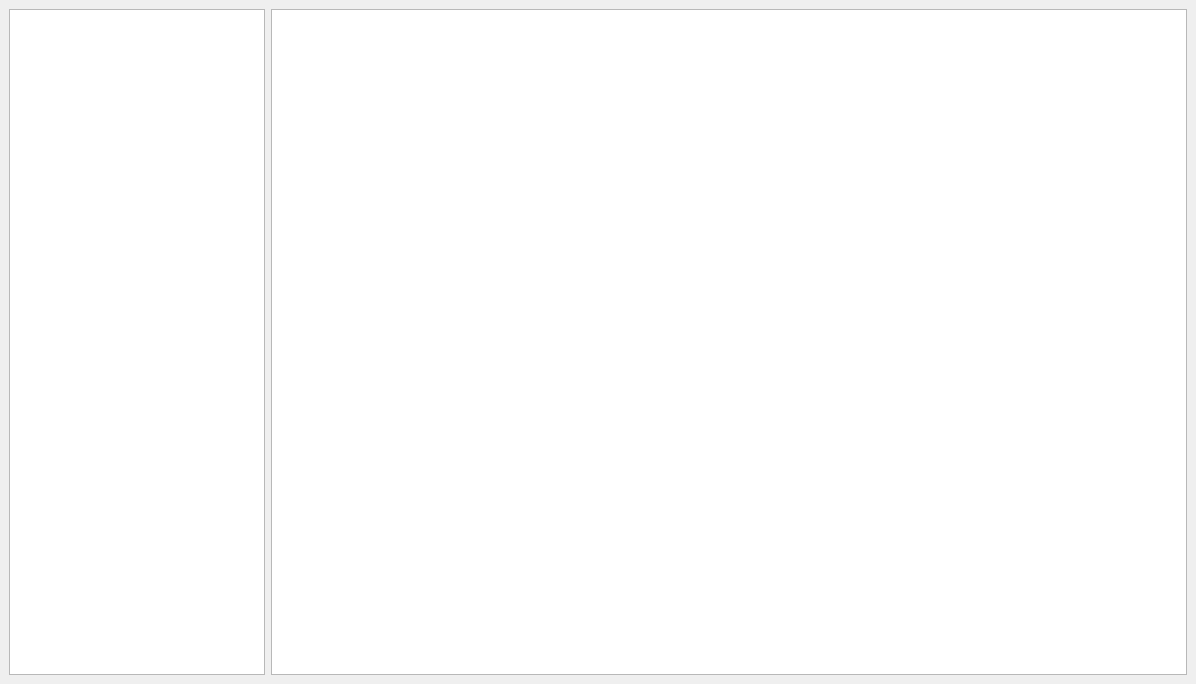
Qt form bhbot/tools/common/logview.ui (alberthier/bhware) before a commit.
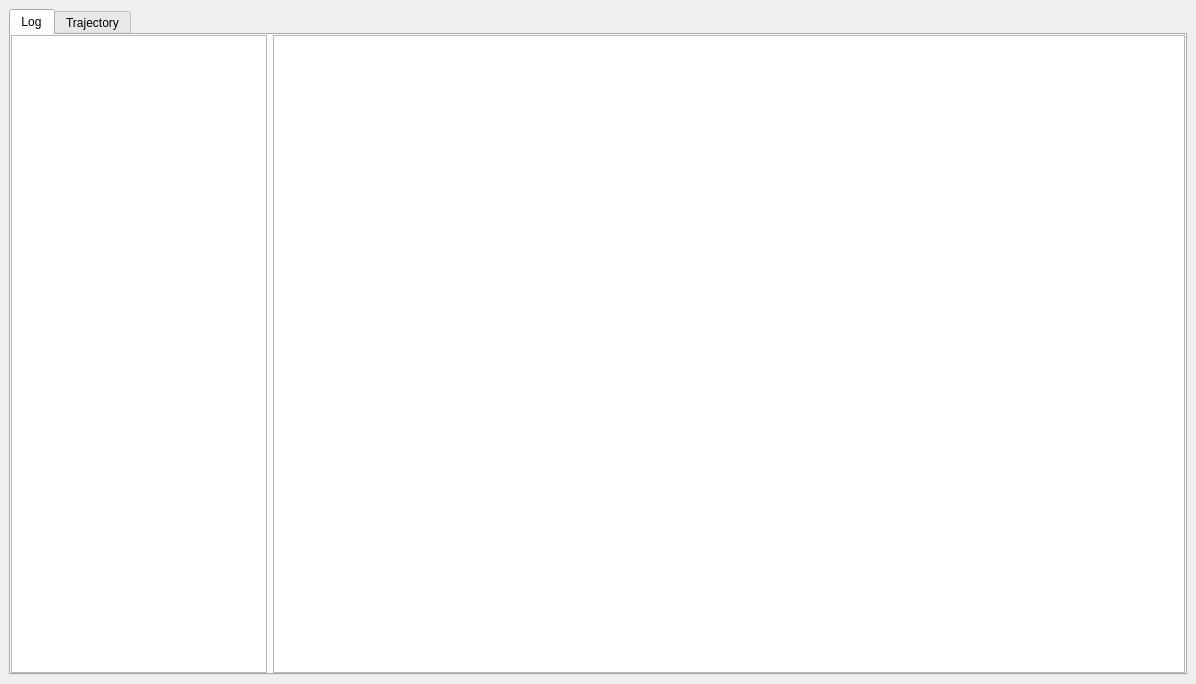
The same form after that commit.

Commit message: logview: add field move trace visualisation

```diff
--- a/bhbot/tools/common/logview.ui
+++ b/bhbot/tools/common/logview.ui
@@ -16,6 +16,22 @@
   <widget class="QWidget" name="centralwidget">
    <layout class="QGridLayout" name="gridLayout">
     <item row="0" column="0">
+     <widget class="QTabWidget" name="tabWidget">
+      <property name="tabShape">
+       <enum>QTabWidget::Rounded</enum>
+      </property>
+      <property name="currentIndex">
+       <number>0</number>
+      </property>
+      <widget class="QWidget" name="log_tab">
+       <attribute name="title">
+        <string>Log</string>
+       </attribute>
+       <layout class="QGridLayout" name="gridLayout_2">
+        <property name="margin">
+         <number>0</number>
+        </property>
+        <item row="0" column="0">
      <layout class="QHBoxLayout" name="horizontalLayout">
       <item>
        <widget class="QTreeView" name="categories">
@@ -56,11 +72,21 @@
     </item>
    </layout>
   </widget>
- </widget>
- <tabstops>
-  <tabstop>log_view</tabstop>
-  <tabstop>categories</tabstop>
- </tabstops>
+      <widget class="QWidget" name="trajectory_tab">
+       <attribute name="title">
+        <string>Trajectory</string>
+       </attribute>
+       <layout class="QGridLayout" name="gridLayout_3">
+        <property name="margin">
+         <number>0</number>
+        </property>
+       </layout>
+      </widget>
+     </widget>
+    </item>
+   </layout>
+  </widget>
+ </widget>
  <resources/>
  <connections/>
 </ui>
```
Lines whose indentation alone changed are shown as unchanged. The commit also changes 1 other file.
